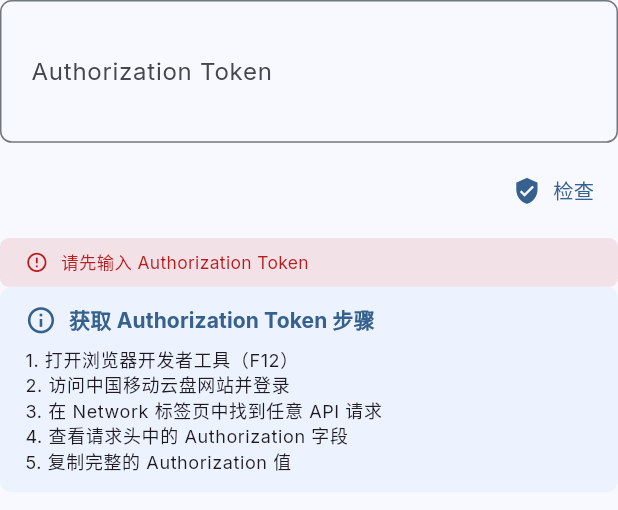
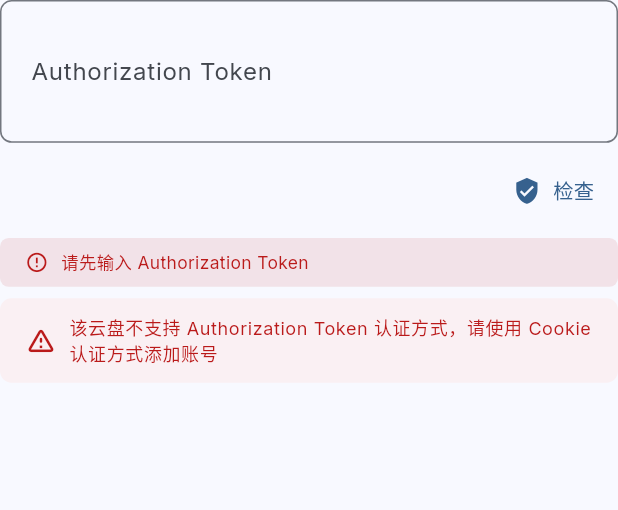
Before and after one commit to Moyanplus/cocodriver, a Flutter app: the AuthorizationAuthFormWidget widget shown alone on an empty page, opened directly with empty values, after a tap on "检查", on a phone screen of 412 x 824 dp. Shown: the top 510 px of the screen. Run offline on Flutter 3.47's test engine with Material 3 defaults, Android fonts, the phone set to English and light mode, and no system bars; our stand-ins replace cached_network_image, device_info_plus, dio, file_picker, flutter_cache_manager, flutter_riverpod and 15 more; missing offline and left inert: flutter_downloader, flutter_inappwebview; accounts and stored records are empty; generated files the repository leaves out were written again; statements that could not run were skipped.

Commit message:
添加 Authorization Token 验证服务，实现通用 Authorization 验证功能
- 创建 AuthorizationValidationService 通用验证服务
- 使用策略模式，验证逻辑委托给各云盘策略的 getAccountDetails 方法
- 移除了对具体云盘类型的强耦合，改用 supportedAuthTypes 判断支持情况
- 只做基本格式验证，详细验证由各云盘自己实现
- 更新 authorization_auth_form_widget 集成新的验证服务

```diff
--- a/lib/tool/cloud_drive/presentation/widgets/add_account/authorization_auth_form_widget.dart
+++ b/lib/tool/cloud_drive/presentation/widgets/add_account/authorization_auth_form_widget.dart
@@ -2,6 +2,7 @@ import 'package:flutter/material.dart';
 import 'package:flutter_screenutil/flutter_screenutil.dart';
 
 import '../../../data/models/cloud_drive_entities.dart';
+import '../../../services/common/authorization_validation_service.dart';
 import 'add_account_form_constants.dart';
 
 /// Authorization Token 认证表单组件
@@ -46,8 +47,7 @@ class _AuthorizationAuthFormWidgetState
         _buildStatusIndicator(),
 
         // 帮助信息
-        if (_errorMessage == null && _successMessage == null)
-          SizedBox(height: AddAccountFormConstants.smallSpacing.h),
+        SizedBox(height: AddAccountFormConstants.smallSpacing.h),
         _buildHelpInfo(),
       ],
     );
@@ -165,6 +165,47 @@ class _AuthorizationAuthFormWidgetState
 
   /// 构建帮助信息
   Widget _buildHelpInfo() {
+    // 检查是否支持 Authorization Token
+    final supportsAuth =
+        AuthorizationValidationService.supportsAuthorizationToken(
+          widget.cloudDriveType,
+        );
+
+    if (!supportsAuth) {
+      return Container(
+        padding: EdgeInsets.symmetric(
+          horizontal: AddAccountFormConstants.contentPaddingHorizontal.w,
+          vertical: AddAccountFormConstants.contentPaddingVertical.h,
+        ),
+        decoration: BoxDecoration(
+          color: Theme.of(context).colorScheme.errorContainer.withValues(
+            alpha: AddAccountFormConstants.containerOpacity,
+          ),
+          borderRadius: BorderRadius.circular(
+            AddAccountFormConstants.borderRadius.r,
+          ),
+        ),
+        child: Row(
+          children: [
+            Icon(
+              Icons.warning_amber_rounded,
+              color: Theme.of(context).colorScheme.error,
+              size: AddAccountFormConstants.iconSizeLarge.w,
+            ),
+            SizedBox(width: AddAccountFormConstants.smallSpacing.w),
+            Expanded(
+              child: Text(
+                '该云盘不支持 Authorization Token 认证方式，请使用 Cookie 认证方式添加账号',
+                style: Theme.of(context).textTheme.bodySmall?.copyWith(
+                  color: Theme.of(context).colorScheme.error,
+                ),
+              ),
+            ),
+          ],
+        ),
+      );
+    }
+
     return Container(
       padding: EdgeInsets.symmetric(
         horizontal: AddAccountFormConstants.contentPaddingHorizontal.w,
@@ -200,11 +241,9 @@ class _AuthorizationAuthFormWidgetState
           ),
           SizedBox(height: AddAccountFormConstants.smallSpacing.h),
           Text(
-            '1. 打开浏览器开发者工具（F12）\n'
-            '2. 访问中国移动云盘网站并登录\n'
-            '3. 在 Network 标签页中找到任意 API 请求\n'
-            '4. 查看请求头中的 Authorization 字段\n'
-            '5. 复制完整的 Authorization 值',
+            AuthorizationValidationService.getTokenInstructions(
+              widget.cloudDriveType,
+            ),
             style: Theme.of(context).textTheme.bodySmall,
           ),
         ],
@@ -215,6 +254,8 @@ class _AuthorizationAuthFormWidgetState
   /// 检查 Authorization Token
   Future<void> _checkAuthorization() async {
     final token = widget.authorizationController.text.trim();
+
+    // 基本检查
     if (token.isEmpty) {
       setState(() {
         _errorMessage = '请先输入 Authorization Token';
@@ -223,10 +264,12 @@ class _AuthorizationAuthFormWidgetState
       return;
     }
 
-    // 基本格式验证
-    if (!token.startsWith('Bearer ') && !token.contains(' ')) {
+    // 检查是否支持
+    if (!AuthorizationValidationService.supportsAuthorizationToken(
+      widget.cloudDriveType,
+    )) {
       setState(() {
-        _errorMessage = 'Token 格式不正确，通常以 "Bearer " 开头';
+        _errorMessage = '该云盘不支持 Authorization Token 认证方式，请使用 Cookie 认证方式';
         _successMessage = null;
       });
       return;
@@ -238,16 +281,42 @@ class _AuthorizationAuthFormWidgetState
       _successMessage = null;
     });
 
-    // TODO: 这里可以添加实际的验证逻辑
-    // 暂时只做格式验证
-    await Future.delayed(const Duration(seconds: 1));
+    try {
+      // 调用验证服务
+      final result = await AuthorizationValidationService.validateToken(
+        token: token,
+        type: widget.cloudDriveType,
+        accountName: widget.nameController?.text.trim(),
+      );
 
-    if (!mounted) return;
+      if (!mounted) return;
 
-    setState(() {
-      _isValidating = false;
-      _successMessage = 'Token 格式验证通过';
-      _errorMessage = null;
-    });
+      if (result.isValid) {
+        // 验证成功，更新输入框
+        if (result.formattedToken != null) {
+          widget.authorizationController.text = result.formattedToken!;
+        }
+
+        setState(() {
+          _isValidating = false;
+          _successMessage = result.successMessage ?? 'Token 验证成功！';
+          _errorMessage = null;
+        });
+      } else {
+        setState(() {
+          _isValidating = false;
+          _errorMessage = result.errorMessage ?? 'Token 验证失败';
+          _successMessage = null;
+        });
+      }
+    } catch (e) {
+      if (!mounted) return;
+
+      setState(() {
+        _isValidating = false;
+        _errorMessage = '验证过程中发生错误: $e';
+        _successMessage = null;
+      });
+    }
   }
 }
--- /dev/null
+++ b/lib/tool/cloud_drive/services/common/authorization_validation_service.dart
@@ -0,0 +1,179 @@
+import '../../data/models/cloud_drive_entities.dart';
+import '../../base/cloud_drive_operation_service.dart';
+
+/// Authorization Token 验证结果类
+///
+/// 表示 Authorization Token 验证的结果，包括验证状态、错误信息、用户名等。
+class AuthorizationValidationResult {
+  final bool isValid;
+  final String? errorMessage;
+  final String? successMessage;
+  final String? username;
+  final String? formattedToken;
+
+  const AuthorizationValidationResult({
+    required this.isValid,
+    this.errorMessage,
+    this.successMessage,
+    this.username,
+    this.formattedToken,
+  });
+
+  factory AuthorizationValidationResult.success({
+    String? username,
+    String? formattedToken,
+  }) {
+    return AuthorizationValidationResult(
+      isValid: true,
+      successMessage:
+          username != null ? 'Token 验证成功！用户: $username' : 'Token 验证成功！',
+      username: username,
+      formattedToken: formattedToken,
+    );
+  }
+
+  factory AuthorizationValidationResult.error(String message) {
+    return AuthorizationValidationResult(isValid: false, errorMessage: message);
+  }
+}
+
+/// Authorization Token 验证服务
+///
+/// 负责 Authorization Token 的验证和格式化。
+class AuthorizationValidationService {
+  /// 清理 Token 字符串
+  ///
+  /// 移除 "Bearer " 前缀和多余空白字符
+  static String cleanToken(String token) {
+    var cleaned = token.trim();
+
+    // 移除 Bearer 前缀（如果有）
+    if (cleaned.toLowerCase().startsWith('bearer ')) {
+      cleaned = cleaned.substring(7).trim();
+    }
+
+    return cleaned;
+  }
+
+  /// 格式化 Token
+  ///
+  /// 如果需要，添加 "Bearer " 前缀
+  static String formatToken(String token, {bool addBearer = false}) {
+    final cleaned = cleanToken(token);
+    return addBearer ? 'Bearer $cleaned' : cleaned;
+  }
+
+  /// 验证 Token 格式
+  ///
+  /// [token] Token 字符串
+  /// [type] 云盘类型
+  /// 注意：这里只做基本格式验证，详细的验证由各云盘策略实现
+  static bool isValidFormat(String token, CloudDriveType type) {
+    final cleaned = cleanToken(token);
+
+    if (cleaned.isEmpty) {
+      return false;
+    }
+
+    // 基本格式验证：非空即可
+    // 详细的格式验证由 getAccountDetails 接口实现
+    return true;
+  }
+
+  /// 验证 Authorization Token
+  ///
+  /// [token] Authorization Token 字符串
+  /// [type] 云盘类型
+  /// [accountName] 账号名称（可选）
+  static Future<AuthorizationValidationResult> validateToken({
+    required String token,
+    required CloudDriveType type,
+    String? accountName,
+  }) async {
+    try {
+      // 1. 检查 Token 是否为空
+      final cleanedToken = cleanToken(token);
+      if (cleanedToken.isEmpty) {
+        return AuthorizationValidationResult.error('请先输入 Authorization Token');
+      }
+
+      // 2. 检查云盘是否支持 Authorization Token
+      if (!supportsAuthorizationToken(type)) {
+        return AuthorizationValidationResult.error(
+          '该云盘不支持 Authorization Token 认证方式，请使用 Cookie 认证方式',
+        );
+      }
+
+      // 3. 创建临时账号用于验证
+      final tempAccount = CloudDriveAccount(
+        id: 'temp_${DateTime.now().millisecondsSinceEpoch}',
+        name: accountName?.trim().isNotEmpty == true ? accountName! : '临时账号',
+        type: type,
+        authorizationToken: cleanedToken,
+        createdAt: DateTime.now(),
+        lastLoginAt: DateTime.now(),
+      );
+
+      // 4. 调用统一的获取账号详情接口进行实际验证
+      // 这里会调用对应云盘策略的 getAccountDetails 方法
+      final accountDetails = await CloudDriveOperationService.getAccountDetails(
+        account: tempAccount,
+      );
+
+      if (accountDetails != null && accountDetails.accountInfo != null) {
+        // 验证成功
+        final username = accountDetails.accountInfo!.username;
+        return AuthorizationValidationResult.success(
+          username: username,
+          formattedToken: cleanedToken,
+        );
+      } else {
+        // 验证失败
+        return AuthorizationValidationResult.error(
+          'Token 验证失败，请检查 Token 是否正确或已过期',
+        );
+      }
+    } catch (e) {
+      return AuthorizationValidationResult.error('Token 验证异常: $e');
+    }
+  }
+
+  /// 获取格式错误提示
+  ///
+  /// [type] 云盘类型
+  /// 注意：该方法已被 validateToken 方法中的统一检查替代
+  @Deprecated('Use validateToken method which handles all checks')
+  static String getFormatError(CloudDriveType type) {
+    return 'Token 格式不正确';
+  }
+
+  /// 获取 Token 获取步骤说明
+  ///
+  /// [type] 云盘类型
+  /// 返回步骤说明字符串
+  /// 注意：这只是通用说明，云盘特定的说明应该在各云盘的配置或文档中
+  static String getTokenInstructions(CloudDriveType type) {
+    if (!supportsAuthorizationToken(type)) {
+      return '该云盘不支持 Authorization Token 认证方式\n'
+          '请使用 Cookie 认证方式添加账号';
+    }
+
+    final url = type.webViewConfig.initialUrl ?? 'https://yun.139.com/';
+
+    // 通用步骤说明
+    return '1. 在浏览器中打开 $url\n'
+        '2. 登录您的账号\n'
+        '3. 按F12打开开发者工具\n'
+        '4. 在Network标签页中找到任意请求\n'
+        '5. 查看请求头中的 Authorization 字段\n'
+        '6. 复制完整的 Authorization 值';
+  }
+
+  /// 检查云盘是否支持 Authorization Token 认证
+  ///
+  /// [type] 云盘类型
+  static bool supportsAuthorizationToken(CloudDriveType type) {
+    // 直接使用 CloudDriveType 的 supportedAuthTypes 属性
+    return type.supportedAuthTypes.contains(AuthType.authorization);
+  }
+}
```
